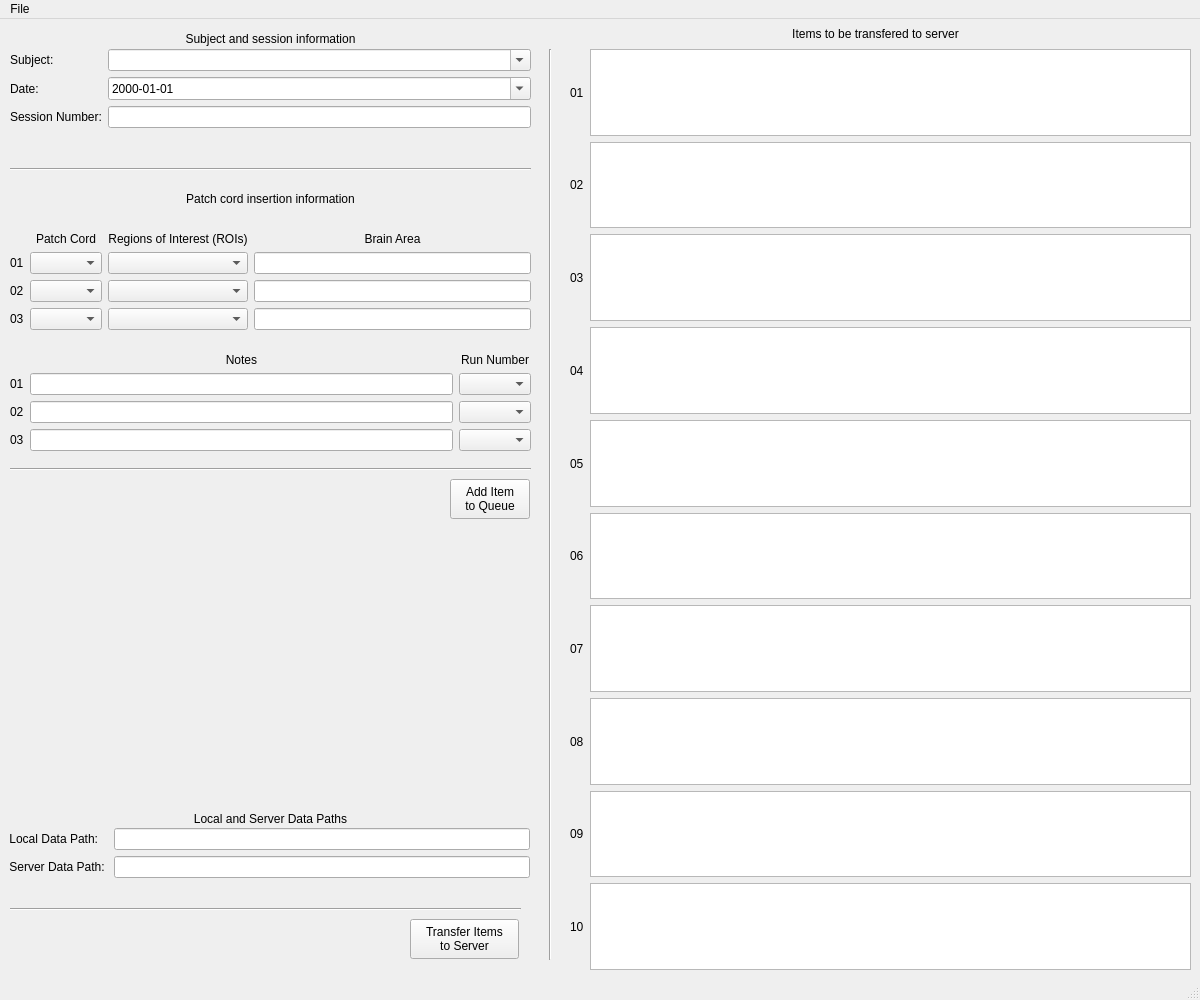
Qt form deploy/fiberphotometry/fiber_photometry_form.ui (int-brain-lab/iblscripts) before a commit.
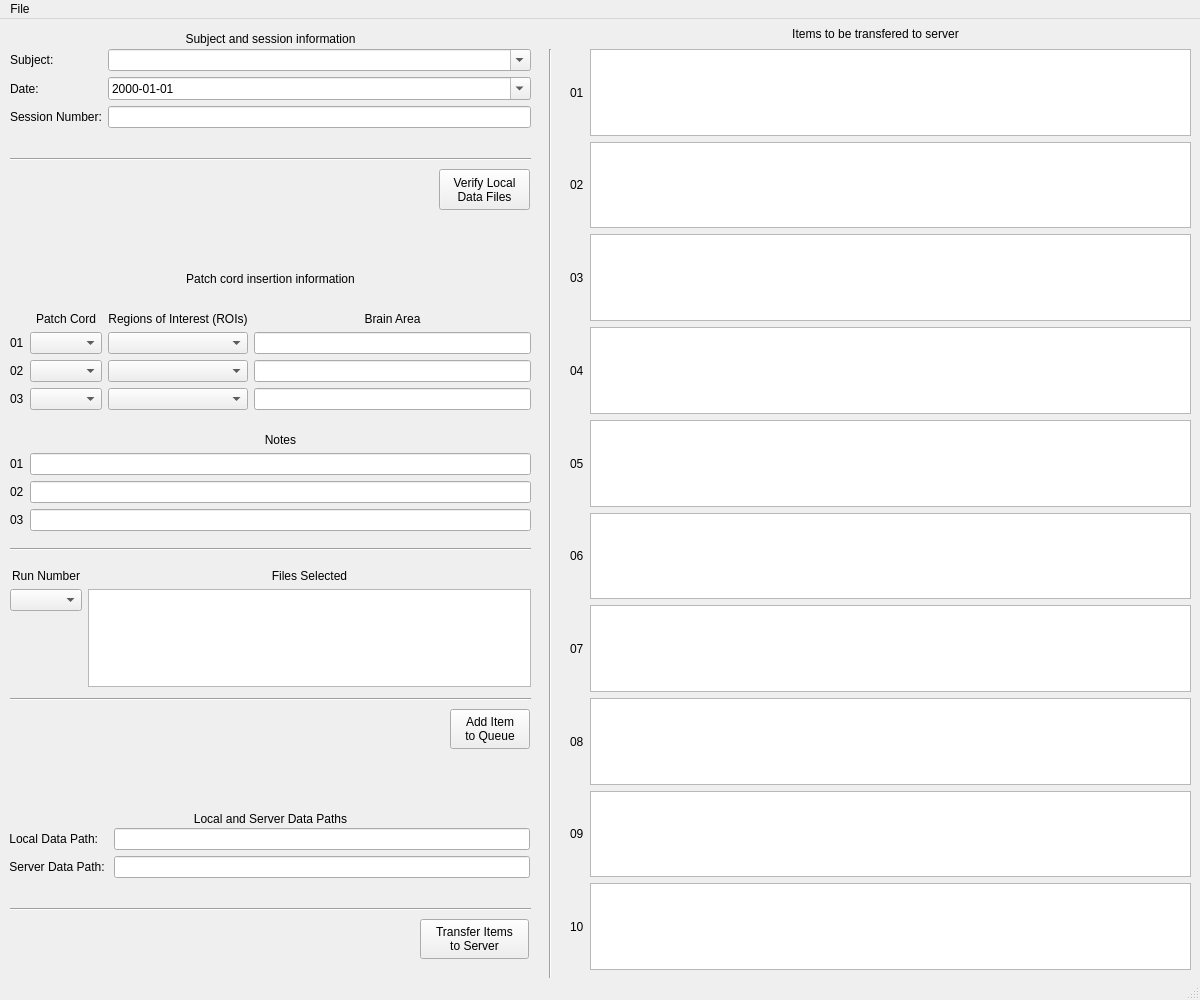
The same form after that commit.

Commit message: fp checktimestamps testing, added 'bkup' data folder, conformed most variable/method references, local data file scan and sort, run selector logic, additional error catching

The edit to the form file:
```diff
--- a/deploy/fiberphotometry/fiber_photometry_form.ui
+++ b/deploy/fiberphotometry/fiber_photometry_form.ui
@@ -16,6 +16,12 @@
     <verstretch>0</verstretch>
    </sizepolicy>
   </property>
+  <property name="minimumSize">
+   <size>
+    <width>1200</width>
+    <height>1000</height>
+   </size>
+  </property>
   <property name="maximumSize">
    <size>
     <width>1200</width>
@@ -48,7 +54,7 @@
     </property>
     <property name="geometry">
      <rect>
-      <x>410</x>
+      <x>420</x>
       <y>900</y>
       <width>109</width>
       <height>40</height>
@@ -230,7 +236,7 @@
     <property name="geometry">
      <rect>
       <x>450</x>
-      <y>460</y>
+      <y>690</y>
       <width>80</width>
       <height>40</height>
      </rect>
@@ -268,12 +274,12 @@
       <x>10</x>
       <y>30</y>
       <width>521</width>
-      <height>101</height>
+      <height>91</height>
      </rect>
     </property>
     <layout class="QFormLayout" name="formLayout_2">
      <item row="0" column="0">
-      <widget class="QLabel" name="subject_label">
+      <widget class="QLabel" name="label_01">
        <property name="text">
         <string>Subject:</string>
        </property>
@@ -332,7 +338,7 @@
     <property name="geometry">
      <rect>
       <x>10</x>
-      <y>190</y>
+      <y>270</y>
       <width>521</width>
       <height>121</height>
      </rect>
@@ -426,49 +432,39 @@
     <property name="geometry">
      <rect>
       <x>10</x>
-      <y>320</y>
+      <y>400</y>
       <width>521</width>
       <height>112</height>
      </rect>
     </property>
     <layout class="QGridLayout" name="gridLayout">
-     <item row="1" column="2">
-      <widget class="QComboBox" name="run_selector_01">
-       <property name="placeholderText">
-        <string/>
+     <item row="3" column="0">
+      <widget class="QLabel" name="label_27">
+       <property name="text">
+        <string>03</string>
        </property>
       </widget>
      </item>
      <item row="1" column="1">
       <widget class="QLineEdit" name="notes_01"/>
      </item>
-     <item row="0" column="2">
-      <widget class="QLabel" name="label_25">
+     <item row="2" column="0">
+      <widget class="QLabel" name="label_24">
        <property name="text">
-        <string>Run Number</string>
+        <string>02</string>
        </property>
-       <property name="alignment">
-        <set>Qt::AlignBottom|Qt::AlignHCenter</set>
+      </widget>
+     </item>
+     <item row="1" column="0">
+      <widget class="QLabel" name="label_23">
+       <property name="text">
+        <string>01</string>
        </property>
       </widget>
      </item>
      <item row="3" column="1">
       <widget class="QLineEdit" name="notes_03"/>
      </item>
-     <item row="3" column="2">
-      <widget class="QComboBox" name="run_selector_03">
-       <property name="placeholderText">
-        <string/>
-       </property>
-      </widget>
-     </item>
-     <item row="2" column="2">
-      <widget class="QComboBox" name="run_selector_02">
-       <property name="placeholderText">
-        <string/>
-       </property>
-      </widget>
-     </item>
      <item row="0" column="1">
       <widget class="QLabel" name="label_26">
        <property name="text">
@@ -482,34 +478,13 @@
      <item row="2" column="1">
       <widget class="QLineEdit" name="notes_02"/>
      </item>
-     <item row="1" column="0">
-      <widget class="QLabel" name="label_23">
-       <property name="text">
-        <string>01</string>
-       </property>
-      </widget>
-     </item>
-     <item row="2" column="0">
-      <widget class="QLabel" name="label_24">
-       <property name="text">
-        <string>02</string>
-       </property>
-      </widget>
-     </item>
-     <item row="3" column="0">
-      <widget class="QLabel" name="label_27">
-       <property name="text">
-        <string>03</string>
-       </property>
-      </widget>
-     </item>
     </layout>
    </widget>
    <widget class="QLabel" name="label_28">
     <property name="geometry">
      <rect>
       <x>10</x>
-      <y>170</y>
+      <y>250</y>
       <width>521</width>
       <height>20</height>
      </rect>
@@ -525,7 +500,7 @@
     <property name="geometry">
      <rect>
       <x>10</x>
-      <y>440</y>
+      <y>520</y>
       <width>521</width>
       <height>20</height>
      </rect>
@@ -539,7 +514,7 @@
      <rect>
       <x>10</x>
       <y>880</y>
-      <width>511</width>
+      <width>521</width>
       <height>20</height>
      </rect>
     </property>
@@ -551,7 +526,7 @@
     <property name="geometry">
      <rect>
       <x>10</x>
-      <y>140</y>
+      <y>130</y>
       <width>521</width>
       <height>20</height>
      </rect>
@@ -566,7 +541,7 @@
       <x>540</x>
       <y>30</y>
       <width>20</width>
-      <height>911</height>
+      <height>931</height>
      </rect>
     </property>
     <property name="orientation">
@@ -635,6 +610,82 @@
      <set>Qt::AlignCenter</set>
     </property>
    </widget>
+   <widget class="QPushButton" name="button_verify_local_data_files">
+    <property name="geometry">
+     <rect>
+      <x>439</x>
+      <y>150</y>
+      <width>91</width>
+      <height>41</height>
+     </rect>
+    </property>
+    <property name="text">
+     <string>Verify Local
+Data Files</string>
+    </property>
+    <property name="autoDefault">
+     <bool>false</bool>
+    </property>
+   </widget>
+   <widget class="QWidget" name="gridLayoutWidget_3">
+    <property name="geometry">
+     <rect>
+      <x>10</x>
+      <y>550</y>
+      <width>521</width>
+      <height>118</height>
+     </rect>
+    </property>
+    <layout class="QGridLayout" name="gridLayout_3">
+     <item row="1" column="0" alignment="Qt::AlignTop">
+      <widget class="QComboBox" name="run_selector">
+       <property name="placeholderText">
+        <string/>
+       </property>
+      </widget>
+     </item>
+     <item row="0" column="1">
+      <widget class="QLabel" name="label_31">
+       <property name="text">
+        <string>Files Selected</string>
+       </property>
+       <property name="alignment">
+        <set>Qt::AlignBottom|Qt::AlignHCenter</set>
+       </property>
+      </widget>
+     </item>
+     <item row="1" column="1">
+      <widget class="QTextEdit" name="run_selector_display">
+       <property name="readOnly">
+        <bool>true</bool>
+       </property>
+      </widget>
+     </item>
+     <item row="0" column="0">
+      <widget class="QLabel" name="label_30">
+       <property name="text">
+        <string>Run Number</string>
+       </property>
+       <property name="alignment">
+        <set>Qt::AlignBottom|Qt::AlignHCenter</set>
+       </property>
+      </widget>
+     </item>
+    </layout>
+   </widget>
+   <widget class="Line" name="line_6">
+    <property name="geometry">
+     <rect>
+      <x>10</x>
+      <y>670</y>
+      <width>521</width>
+      <height>20</height>
+     </rect>
+    </property>
+    <property name="orientation">
+     <enum>Qt::Horizontal</enum>
+    </property>
+   </widget>
   </widget>
   <widget class="QMenuBar" name="menubar">
    <property name="geometry">
@@ -680,65 +731,22 @@
     <string>Remove Old Sessions</string>
    </property>
   </action>
-  <action name="action_attach_csv_01">
-   <property name="text">
-    <string>action_attach_csv_01</string>
-   </property>
-   <property name="toolTip">
-    <string>action_attach_csv_01</string>
-   </property>
-  </action>
   <action name="action_reset_form">
    <property name="text">
     <string>Reset Form</string>
    </property>
   </action>
-  <action name="action_attach_csv_02">
+  <action name="action_verify_local_data_files">
    <property name="text">
-    <string>action_attach_csv_02</string>
+    <string>action_verify_local_data_files</string>
    </property>
    <property name="toolTip">
-    <string>action_attach_csv_02</string>
+    <string>action_verify_local_data_files</string>
    </property>
   </action>
-  <action name="action_attach_csv_03">
+  <action name="action_run_selector_updated">
    <property name="text">
-    <string>action_attach_csv_03</string>
-   </property>
-  </action>
-  <action name="action_attach_csv_04">
-   <property name="text">
-    <string>action_attach_csv_04</string>
-   </property>
-  </action>
-  <action name="action_attach_csv_05">
-   <property name="text">
-    <string>action_attach_csv_05</string>
-   </property>
-  </action>
-  <action name="action_attach_csv_06">
-   <property name="text">
-    <string>action_attach_csv_06</string>
-   </property>
-  </action>
-  <action name="action_attach_csv_07">
-   <property name="text">
-    <string>action_attach_csv_07</string>
-   </property>
-  </action>
-  <action name="action_attach_csv_08">
-   <property name="text">
-    <string>action_attach_csv_08</string>
-   </property>
-  </action>
-  <action name="action_attach_csv_09">
-   <property name="text">
-    <string>action_attach_csv_09</string>
-   </property>
-  </action>
-  <action name="action_attach_csv_10">
-   <property name="text">
-    <string>action_attach_csv_10</string>
+    <string>action_run_selector_updated</string>
    </property>
   </action>
  </widget>
```
Left out of the diff: 32 changed lines with no effect on the pictures. The commit also changes 2 other files.
